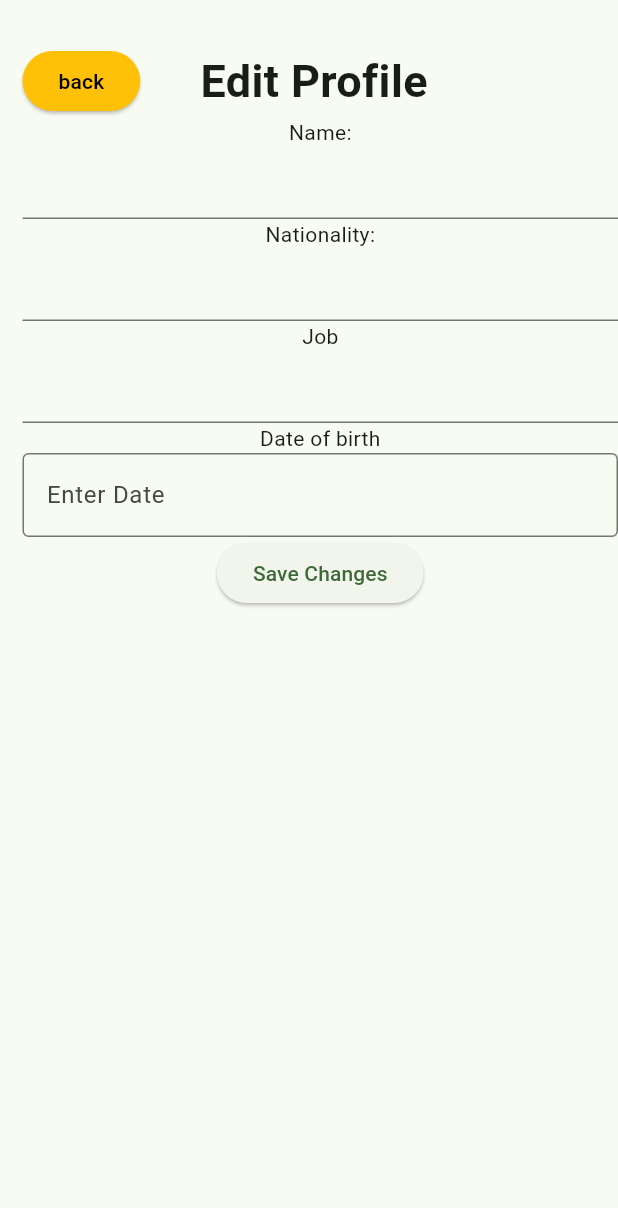
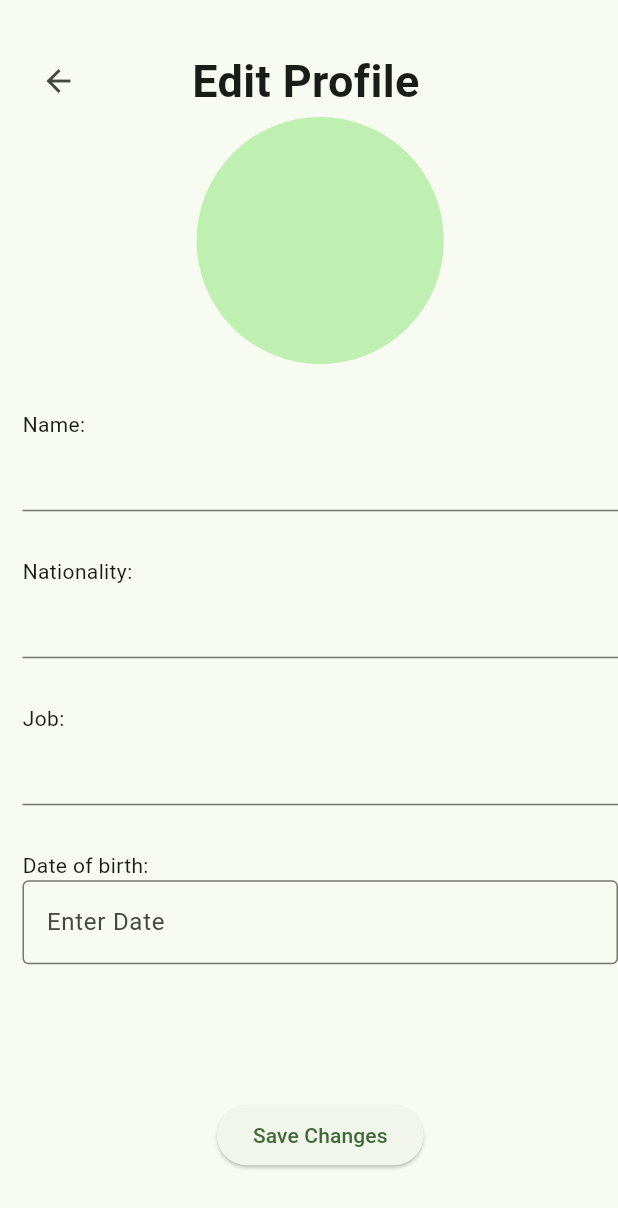
Before and after one commit to LTheGreatest/ESOF_Project-Green_go, a Flutter app: the EditPage screen opened directly, on a phone screen of 412 x 824 dp. Shown: the top 1208 px of the screen. Run offline on Flutter 3.47's test engine with Material 3 defaults, Android fonts, the phone set to English and light mode, and no system bars; our stand-ins replace camera, cloud_firestore, firebase_auth, firebase_core, firebase_storage, geolocator; accounts and stored records are empty.

Commit message:
some visual changes

```diff
--- a/src/green_go/lib/view/pages/profile_edit_page.dart
+++ b/src/green_go/lib/view/pages/profile_edit_page.dart
@@ -24,7 +24,6 @@ class EditPageViewer extends State<EditPage>{
   AuthService auth = AuthService();
 
 
-
   @override
   Widget build(BuildContext context) {
     return Scaffold(
@@ -34,18 +33,12 @@ class EditPageViewer extends State<EditPage>{
             Row(
 
               children: [
-                ElevatedButton(
-                  style: ButtonStyle(
-                    foregroundColor: MaterialStateProperty.all(Colors.black),
-                    backgroundColor: MaterialStateProperty.all(Colors.amber),
-                  ),
-                  onPressed: () {
-                    Navigator.pushReplacement(context, MaterialPageRoute(builder: (context) => const ProfilePage()));
-                  },
-                  child: const Text('back'),
-                ),
+                IconButton(onPressed: (){
+                  Navigator.pushReplacement(context, MaterialPageRoute(builder: (context) => const ProfilePage()));
+                },
+                icon: const Icon(Icons.arrow_back)),
                 const Padding(
-                  padding: EdgeInsets.only(left:40),
+                  padding: EdgeInsets.only(left:65),
                   child :  Text(
                     'Edit Profile',
                     style:  TextStyle(
@@ -56,26 +49,57 @@ class EditPageViewer extends State<EditPage>{
                 )
               ],
             ),
-            const Text(
-              'Name:'
+            CircleAvatar(
+              radius: MediaQuery.of(context).size.width * 0.2,
+              //backgroundImage: NetworkImage(photoUrl!),
+            ),
+
+            const Padding(
+              padding: EdgeInsets.only(top: 30),
+              child:  Align(
+                alignment: Alignment.topLeft,
+                child:  Text(
+                  "Name:"
+                ),
+              ),
             ),
             TextFormField(
               controller: usernameController,
 
             ),
-            const Text(
-              'Nationality:'
+            const Padding(
+              padding: EdgeInsets.only(top: 30),
+              child:  Align(
+                alignment: Alignment.topLeft,
+                child:  Text(
+                  "Nationality:"
+                ),
+              ),
             ),
             TextFormField(
               controller: nationalityController,
 
             ),
-            const Text('Job'),
+            const Padding(
+              padding: EdgeInsets.only(top: 30),
+              child:  Align(
+                alignment: Alignment.topLeft,
+                child:  Text(
+                  "Job:"
+                ),
+              ),
+            ),
             TextFormField(
               controller: jobController,
             ),
-            const Text(
-              'Date of birth'
+            const Padding(
+              padding: EdgeInsets.only(top: 30),
+              child:  Align(
+                alignment: Alignment.topLeft,
+                child:  Text(
+                  "Date of birth:"
+                ),
+              ),
             ),
             InputDatePickerFormField(
 
@@ -88,7 +112,9 @@ class EditPageViewer extends State<EditPage>{
 
             ),
 
-            ElevatedButton(
+            Padding(
+              padding: const EdgeInsets.only(top:90),
+              child:ElevatedButton(
               onPressed : () {
                 newName=usernameController.text.trim();
                 newNationality=nationalityController.text.trim();
@@ -103,6 +129,7 @@ class EditPageViewer extends State<EditPage>{
                 'Save Changes' ,
               ),
             )
+            )
 
           ],
         ),
```
